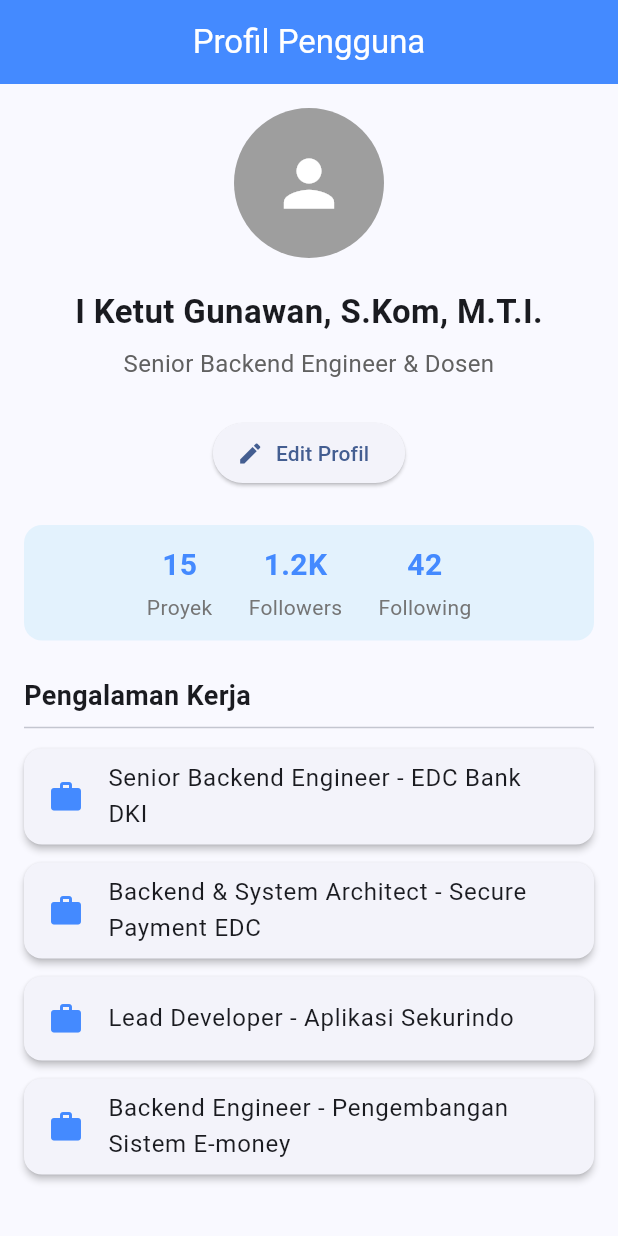
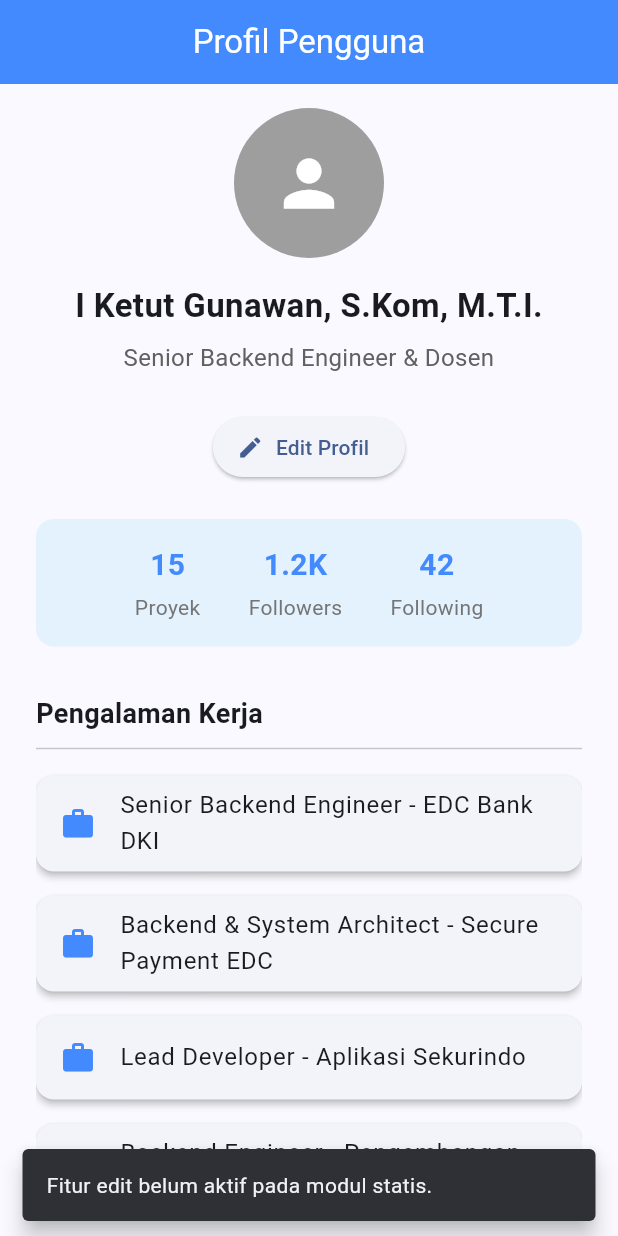
Before and after one commit to Reimonst/Commit-Management-4Day, a Flutter app: the screen it shows after launch, after a tap on "Edit Profil", on a phone screen of 412 x 824 dp. Run offline on Flutter 3.47's test engine with Material 3 defaults, Android fonts, the phone set to English and light mode, and no system bars.

Commit message:
feat: add static edit button with snackbar notification

```diff
--- a/lib/main.dart
+++ b/lib/main.dart
@@ -26,7 +26,6 @@ class ProfilePage extends StatelessWidget {
   final String userName = 'I Ketut Gunawan, S.Kom, M.T.I.';
   final String role = 'Senior Backend Engineer & Dosen';
 
-  // Data dummy pengalaman kerja
   final List<String> experiences = const [
     'Senior Backend Engineer - EDC Bank DKI',
     'Backend & System Architect - Secure Payment EDC',
@@ -44,26 +43,33 @@ class ProfilePage extends StatelessWidget {
         foregroundColor: Colors.white,
       ),
       body: Padding(
-        padding: const EdgeInsets.all(16.0),
+        padding: const EdgeInsets.symmetric(horizontal: 24.0, vertical: 16.0),
         child: Column(
           children: [
             const SizedBox(width: double.infinity),
             const ProfileAvatar(),
-            const SizedBox(height: 20),
+            const SizedBox(height: 16),
             ProfileInfo(userName: userName, role: role),
             const SizedBox(height: 24),
 
+            // Tombol Edit Profil dengan aksi SnackBar
             ElevatedButton.icon(
-              onPressed: () {},
+              onPressed: () {
+                ScaffoldMessenger.of(context).showSnackBar(
+                  const SnackBar(
+                    content: Text('Fitur edit belum aktif pada modul statis.'),
+                    behavior: SnackBarBehavior.floating,
+                  ),
+                );
+              },
               icon: const Icon(Icons.edit),
               label: const Text('Edit Profil'),
             ),
+
             const SizedBox(height: 24),
+            const ProfileStats(),
+            const SizedBox(height: 32),
 
-            const ProfileStats(),
-            const SizedBox(height: 24),
-
-            // Judul Pengalaman Kerja
             const Align(
               alignment: Alignment.centerLeft,
               child: Text(
@@ -71,33 +77,22 @@ class ProfilePage extends StatelessWidget {
                 style: TextStyle(fontSize: 18, fontWeight: FontWeight.bold),
               ),
             ),
-            const Divider(),
+            const Divider(height: 20, thickness: 1),
 
-            // List Pengalaman Kerja (Belum di-extract)
             Expanded(
               child: ListView.builder(
                 itemCount: experiences.length,
                 itemBuilder: (context, index) {
-                  return Card(
-                    elevation: 2,
-                    margin: const EdgeInsets.symmetric(vertical: 6),
-                    child: ListTile(
-                      leading: const Icon(Icons.work, color: Colors.blueAccent),
-                      title: Text(experiences[index]),
-                    ),
-                  );
+                  return ExperienceCard(experience: experiences[index]);
                 }
               ),
             ),
-
           ],
         ),
       ),
     );
   }
 }
-
-// ... [Biarkan Custom Widget ProfileAvatar, ProfileInfo, ProfileStats, dan StatItem yang sudah ada sebelumnya di bagian bawah ini] ...
 
 class ProfileAvatar extends StatelessWidget {
   const ProfileAvatar({super.key});
@@ -132,15 +127,15 @@ class ProfileStats extends StatelessWidget {
   @override
   Widget build(BuildContext context) {
     return Container(
-      padding: const EdgeInsets.symmetric(vertical: 12),
+      padding: const EdgeInsets.symmetric(vertical: 16),
       decoration: BoxDecoration(color: Colors.blue[50], borderRadius: BorderRadius.circular(12)),
       child: const Row(
         mainAxisAlignment: MainAxisAlignment.center,
         children: [
           StatItem(count: '15', label: 'Proyek'),
-          SizedBox(width: 24),
+          SizedBox(width: 32),
           StatItem(count: '1.2K', label: 'Followers'),
-          SizedBox(width: 24),
+          SizedBox(width: 32),
           StatItem(count: '42', label: 'Following'),
         ],
       ),
@@ -163,3 +158,19 @@ class StatItem extends StatelessWidget {
     );
   }
 }
+
+class ExperienceCard extends StatelessWidget {
+  final String experience;
+  const ExperienceCard({super.key, required this.experience});
+  @override
+  Widget build(BuildContext context) {
+    return Card(
+      elevation: 2,
+      margin: const EdgeInsets.symmetric(vertical: 8),
+      child: ListTile(
+        leading: const Icon(Icons.work, color: Colors.blueAccent),
+        title: Text(experience),
+      ),
+    );
+  }
+}
```
Also changed, not shown: 1 other file.
